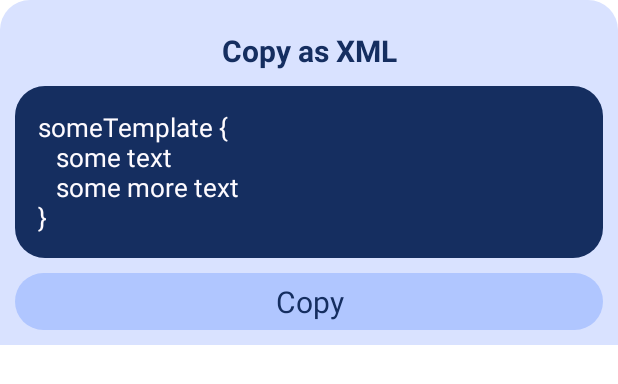
After one commit to Smooth-E/monet-color-previewer, an Android app: the layout dialog_copy_preview.xml on its own in the app's theme, with its tools: preview values and no code run, on a phone screen of 412 x 824 dp. The commit adds this screen. Shown: the top 384 px of the screen. Run offline under Robolectric (Android 15) with nearby library versions, the phone set to English and light mode, and no system bars.

Commit message:
Added dialogs for copying and some functionality for them

```diff
--- a/app/src/main/res/anim/dialog_hide.xml
+++ b/app/src/main/res/anim/dialog_hide.xml
@@ -4,5 +4,5 @@
         android:fromYDelta="0"
         android:toYDelta="100%p"
         android:duration="300"
-        android:interpolator="@android:anim/accelerate_decelerate_interpolator"/>
+        android:interpolator="@android:anim/accelerate_interpolator"/>
 </set>
--- a/app/src/main/res/anim/dialog_show.xml
+++ b/app/src/main/res/anim/dialog_show.xml
@@ -4,5 +4,5 @@
         android:fromYDelta="100%p"
         android:toYDelta="0"
         android:duration="300"
-        android:interpolator="@android:anim/accelerate_decelerate_interpolator"/>
+        android:interpolator="@android:anim/anticipate_interpolator"/>
 </set>
--- a/app/src/main/res/layout/activity_main.xml
+++ b/app/src/main/res/layout/activity_main.xml
@@ -44,7 +44,7 @@
         android:layout_weight="7"
         android:orientation="horizontal"
         android:gravity="right"
-        android:padding="5dp">
+        android:padding="7dp">
 
         <FrameLayout
             android:layout_alignParentRight="true"
@@ -78,7 +78,7 @@
             android:layout_toLeftOf="@id/button_download"
             android:layout_width="wrap_content"
             android:layout_height="match_parent"
-            android:layout_marginHorizontal="5dp"
+            android:layout_marginHorizontal="7dp"
             android:id="@+id/button_copy"
             android:background="@drawable/shape_round"
             android:backgroundTint="?attr/colorPrimaryVariant">
--- /dev/null
+++ b/app/src/main/res/layout/dialog_copy_preview.xml
@@ -0,0 +1,59 @@
+<?xml version="1.0" encoding="utf-8"?>
+<LinearLayout xmlns:android="http://schemas.android.com/apk/res/android"
+    android:layout_width="match_parent"
+    android:layout_height="wrap_content"
+    xmlns:app="http://schemas.android.com/apk/res-auto"
+    android:orientation="vertical"
+    android:background="@drawable/shape_rounded_top"
+    android:backgroundTint="?attr/colorOnPrimary"
+    android:padding="10dp">
+
+    <TextView
+        android:layout_width="match_parent"
+        android:layout_height="wrap_content"
+        android:text="Copy as XML"
+        android:gravity="center"
+        android:textSize="20sp"
+        android:textStyle="bold"
+        android:paddingVertical="10dp"
+        android:textColor="?attr/colorOnSecondary"/>
+
+    <TextView
+        android:id="@+id/template_preview"
+        android:layout_width="match_parent"
+        android:layout_height="wrap_content"
+        android:background="@drawable/shape_button"
+        android:backgroundTint="?attr/colorOnSecondary"
+        android:padding="15dp"
+        android:text="someTemplate {\n   some text\n   some more text\n}"
+        android:textColor="?attr/colorSecondary"
+        android:textSize="17sp" />
+
+    <FrameLayout
+        android:layout_width="match_parent"
+        android:layout_height="wrap_content"
+        android:backgroundTint="?attr/colorPrimaryVariant"
+        android:background="@drawable/shape_button"
+        android:layout_marginTop="10dp">
+
+        <FrameLayout
+            android:layout_width="match_parent"
+            android:layout_height="match_parent"
+            android:background="?attr/selectableItemBackgroundBorderless"
+            android:clickable="true"
+            android:focusable="true"
+            android:id="@+id/button_copy"/>
+
+        <TextView
+            android:layout_width="match_parent"
+            android:layout_height="wrap_content"
+            android:text="Copy"
+            android:gravity="center"
+            android:textSize="20sp"
+            android:padding="5dp"
+            android:textColor="?attr/colorOnSecondary"/>
+
+
+    </FrameLayout>
+
+</LinearLayout>
--- a/app/src/main/res/layout/dialog_variants_entry.xml
+++ b/app/src/main/res/layout/dialog_variants_entry.xml
@@ -1,5 +1,6 @@
 <?xml version="1.0" encoding="utf-8"?>
 <FrameLayout
+    android:id="@+id/clickable"
     xmlns:android="http://schemas.android.com/apk/res/android"
     xmlns:app="http://schemas.android.com/apk/res-auto"
     android:layout_width="match_parent"
--- a/app/src/main/res/values/strings.xml
+++ b/app/src/main/res/values/strings.xml
@@ -3,8 +3,14 @@
     <string name="app_name_full">Monet Color Previewer</string>
     <string name="result_copy">Copied!</string>
     <string name="action_copy">Copy to Clipboard</string>
+    <string name="header_copy_options">Copy Options</string>
+
     <string name="action_copy_json">Copy as JSON</string>
+
     <string name="action_copy_xml">Copy as XML</string>
+
     <string name="action_copy_java">Copy as Java Array</string>
+
     <string name="action_copy_csharp">Copy as C# Array</string>
+
 </resources>
--- a/app/src/main/res/values/styles.xml
+++ b/app/src/main/res/values/styles.xml
@@ -6,7 +6,8 @@
         <item name="android:windowNoTitle">true</item>
         <item name="android:backgroundDimEnabled">true</item>
         <item name="android:windowIsFloating">true</item>
-        <item name="android:windowTranslucentNavigation">true</item>
+        <item name="android:windowTranslucentNavigation">false</item>
+        <item name="android:navigationBarColor">?attr/colorOnPrimary</item>
         <item name="android:windowAnimationStyle">@style/SimpleDialogAnimation</item>
     </style>
 
```
Also changed, not shown: app/src/main/java/com/smoothie/monetcolors/CopyEntryView.java (+36 -0 lines), app/src/main/java/com/smoothie/monetcolors/MainActivity.java (+25 -2 lines).
